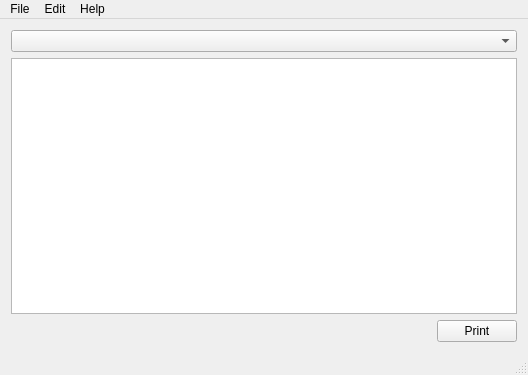
Qt form mainwindow.ui (timsterzel/Ultimate-Label) before a commit.
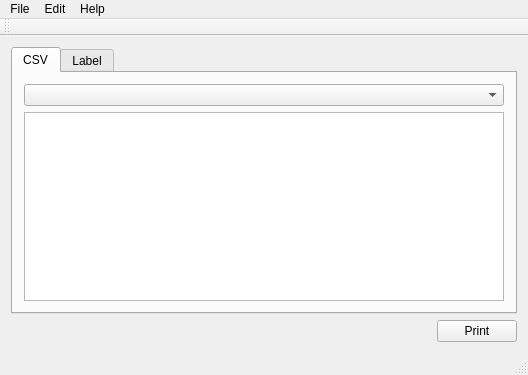
The same form after that commit. The open tabs and pages were chosen to show the change.

Commit message: Implement tab for printing labels which do not base on data of csv files

```diff
--- a/mainwindow.ui
+++ b/mainwindow.ui
@@ -15,11 +15,35 @@
   </property>
   <widget class="QWidget" name="centralWidget">
    <layout class="QVBoxLayout" name="verticalLayout_2">
-    <item alignment="Qt::AlignTop">
-     <widget class="QComboBox" name="comboBox_profiles"/>
-    </item>
     <item>
-     <widget class="QTableWidget" name="tableWidget_data"/>
+     <widget class="QTabWidget" name="tabWidget">
+      <property name="currentIndex">
+       <number>1</number>
+      </property>
+      <widget class="QWidget" name="tab_csv">
+       <attribute name="title">
+        <string>CSV</string>
+       </attribute>
+       <layout class="QVBoxLayout" name="verticalLayout_3">
+        <item alignment="Qt::AlignTop">
+         <widget class="QComboBox" name="comboBox_profiles"/>
+        </item>
+        <item>
+         <widget class="QTableWidget" name="tableWidget_data"/>
+        </item>
+       </layout>
+      </widget>
+      <widget class="QWidget" name="tab_text">
+       <attribute name="title">
+        <string>Label</string>
+       </attribute>
+       <layout class="QVBoxLayout" name="verticalLayout">
+        <item>
+         <widget class="QTextEdit" name="textEdit_label"/>
+        </item>
+       </layout>
+      </widget>
+     </widget>
     </item>
     <item>
      <layout class="QHBoxLayout" name="horizontalLayout_buttons">
@@ -83,6 +107,17 @@
    <addaction name="menuHelp"/>
   </widget>
   <widget class="QStatusBar" name="statusBar"/>
+  <widget class="QToolBar" name="toolBar">
+   <property name="windowTitle">
+    <string>toolBar</string>
+   </property>
+   <attribute name="toolBarArea">
+    <enum>TopToolBarArea</enum>
+   </attribute>
+   <attribute name="toolBarBreak">
+    <bool>false</bool>
+   </attribute>
+  </widget>
   <action name="action_open">
    <property name="text">
     <string>Open</string>
```
Left out of the diff: 2 changed lines with no effect on the pictures. The commit also changes 1 other file.
